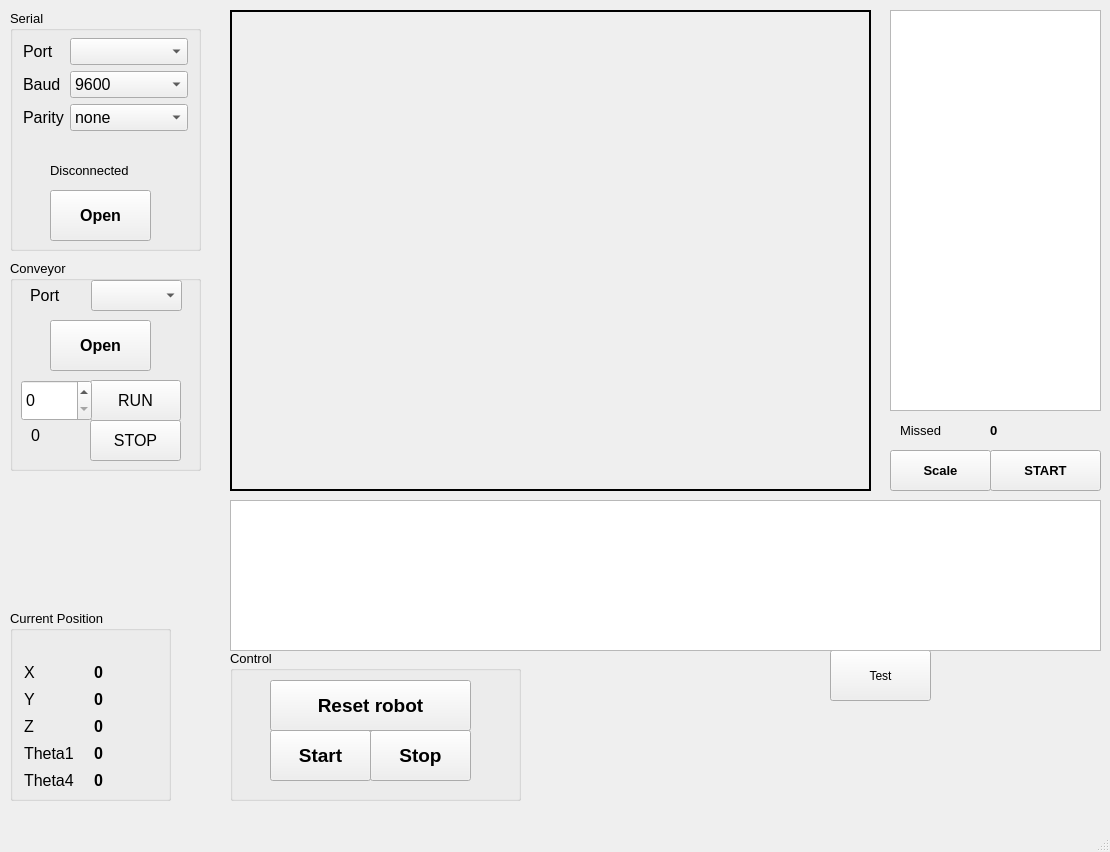
Qt form qt5gui1.ui (lamqui1025/GUI-control-parallel-SCARA-robot-in-dynamic-conveyor) before a commit.
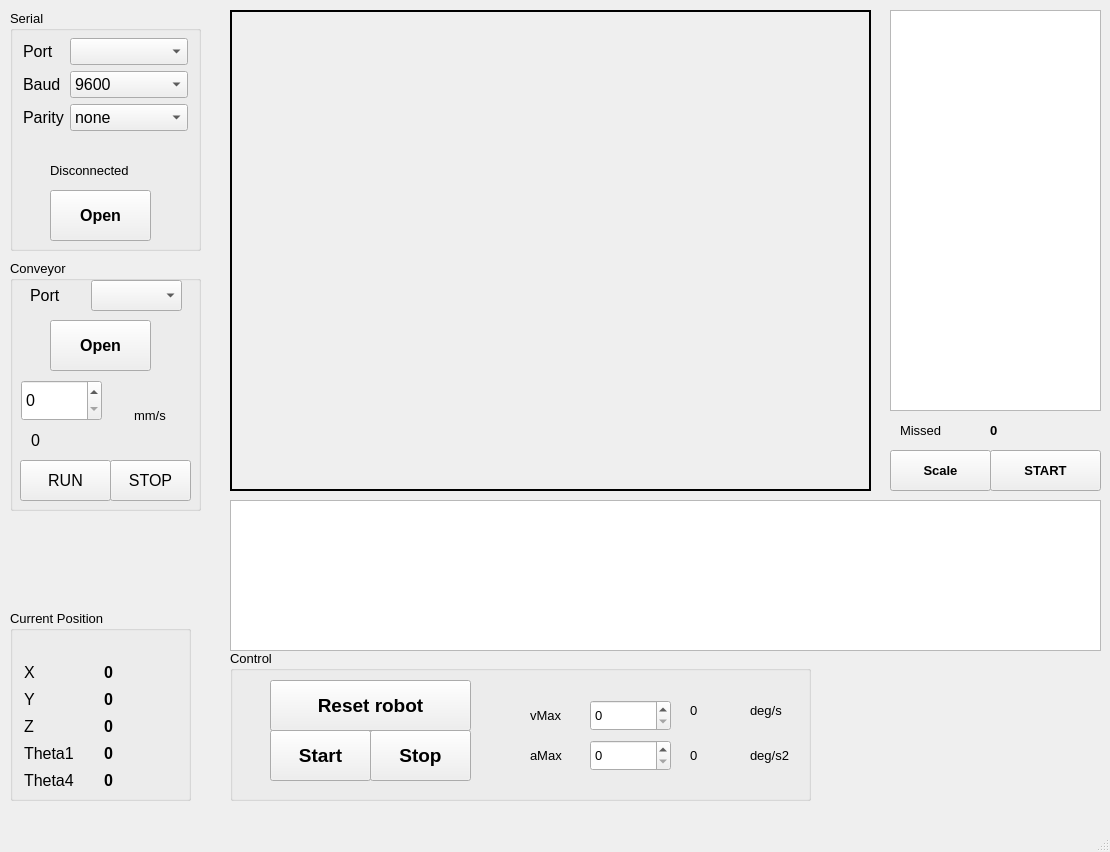
The same form after that commit.

Diff of the .ui file:
```diff
--- a/qt5gui1.ui
+++ b/qt5gui1.ui
@@ -217,7 +217,7 @@
      <rect>
       <x>10</x>
       <y>610</y>
-      <width>161</width>
+      <width>181</width>
       <height>191</height>
      </rect>
     </property>
@@ -288,7 +288,7 @@
       <rect>
        <x>14</x>
        <y>133</y>
-       <width>52</width>
+       <width>71</width>
        <height>21</height>
       </rect>
      </property>
@@ -306,7 +306,7 @@
       <rect>
        <x>14</x>
        <y>160</y>
-       <width>52</width>
+       <width>71</width>
        <height>21</height>
       </rect>
      </property>
@@ -322,7 +322,7 @@
     <widget class="QLabel" name="lb_vX">
      <property name="geometry">
       <rect>
-       <x>84</x>
+       <x>94</x>
        <y>52</y>
        <width>71</width>
        <height>21</height>
@@ -342,7 +342,7 @@
     <widget class="QLabel" name="lb_vY">
      <property name="geometry">
       <rect>
-       <x>84</x>
+       <x>94</x>
        <y>79</y>
        <width>71</width>
        <height>21</height>
@@ -362,7 +362,7 @@
     <widget class="QLabel" name="lb_vZ">
      <property name="geometry">
       <rect>
-       <x>84</x>
+       <x>94</x>
        <y>106</y>
        <width>71</width>
        <height>21</height>
@@ -382,7 +382,7 @@
     <widget class="QLabel" name="lb_vtheta1">
      <property name="geometry">
       <rect>
-       <x>84</x>
+       <x>94</x>
        <y>133</y>
        <width>71</width>
        <height>21</height>
@@ -402,7 +402,7 @@
     <widget class="QLabel" name="lb_vtheta4">
      <property name="geometry">
       <rect>
-       <x>84</x>
+       <x>94</x>
        <y>160</y>
        <width>71</width>
        <height>21</height>
@@ -425,7 +425,7 @@
      <rect>
       <x>230</x>
       <y>650</y>
-      <width>291</width>
+      <width>581</width>
       <height>151</height>
      </rect>
     </property>
@@ -497,6 +497,104 @@
       <string>Reset robot</string>
      </property>
     </widget>
+    <widget class="QLabel" name="lb_vmax">
+     <property name="geometry">
+      <rect>
+       <x>460</x>
+       <y>50</y>
+       <width>61</width>
+       <height>21</height>
+      </rect>
+     </property>
+     <property name="text">
+      <string>0</string>
+     </property>
+    </widget>
+    <widget class="QLabel" name="lb_amax">
+     <property name="geometry">
+      <rect>
+       <x>460</x>
+       <y>95</y>
+       <width>61</width>
+       <height>21</height>
+      </rect>
+     </property>
+     <property name="text">
+      <string>0</string>
+     </property>
+    </widget>
+    <widget class="QSpinBox" name="spinBox_vmax">
+     <property name="geometry">
+      <rect>
+       <x>360</x>
+       <y>50</y>
+       <width>81</width>
+       <height>31</height>
+      </rect>
+     </property>
+    </widget>
+    <widget class="QSpinBox" name="spinBox_amax">
+     <property name="geometry">
+      <rect>
+       <x>360</x>
+       <y>90</y>
+       <width>81</width>
+       <height>31</height>
+      </rect>
+     </property>
+    </widget>
+    <widget class="QLabel" name="label">
+     <property name="geometry">
+      <rect>
+       <x>300</x>
+       <y>50</y>
+       <width>51</width>
+       <height>31</height>
+      </rect>
+     </property>
+     <property name="text">
+      <string>vMax</string>
+     </property>
+    </widget>
+    <widget class="QLabel" name="label_4">
+     <property name="geometry">
+      <rect>
+       <x>300</x>
+       <y>90</y>
+       <width>51</width>
+       <height>31</height>
+      </rect>
+     </property>
+     <property name="text">
+      <string>aMax</string>
+     </property>
+    </widget>
+    <widget class="QLabel" name="label_5">
+     <property name="geometry">
+      <rect>
+       <x>520</x>
+       <y>50</y>
+       <width>55</width>
+       <height>21</height>
+      </rect>
+     </property>
+     <property name="text">
+      <string>deg/s</string>
+     </property>
+    </widget>
+    <widget class="QLabel" name="label_6">
+     <property name="geometry">
+      <rect>
+       <x>520</x>
+       <y>95</y>
+       <width>55</width>
+       <height>21</height>
+      </rect>
+     </property>
+     <property name="text">
+      <string>deg/s2</string>
+     </property>
+    </widget>
    </widget>
    <widget class="QGroupBox" name="groupBox_4">
     <property name="geometry">
@@ -504,7 +602,7 @@
       <x>10</x>
       <y>260</y>
       <width>191</width>
-      <height>211</height>
+      <height>251</height>
      </rect>
     </property>
     <property name="font">
@@ -577,8 +675,8 @@
     <widget class="QPushButton" name="btnRun_conveyor">
      <property name="geometry">
       <rect>
-       <x>80</x>
-       <y>120</y>
+       <x>10</x>
+       <y>200</y>
        <width>91</width>
        <height>41</height>
       </rect>
@@ -597,7 +695,7 @@
       <rect>
        <x>11</x>
        <y>120</y>
-       <width>71</width>
+       <width>81</width>
        <height>41</height>
       </rect>
      </property>
@@ -616,9 +714,9 @@
     <widget class="QPushButton" name="btnStop_conveyor">
      <property name="geometry">
       <rect>
-       <x>80</x>
-       <y>160</y>
-       <width>91</width>
+       <x>100</x>
+       <y>200</y>
+       <width>81</width>
        <height>41</height>
       </rect>
      </property>
@@ -635,9 +733,9 @@
      <property name="geometry">
       <rect>
        <x>21</x>
-       <y>160</y>
-       <width>51</width>
-       <height>31</height>
+       <y>170</y>
+       <width>71</width>
+       <height>21</height>
       </rect>
      </property>
      <property name="font">
@@ -649,19 +747,19 @@
       <string>0</string>
      </property>
     </widget>
-   </widget>
-   <widget class="QPushButton" name="btnTest_robot">
-    <property name="geometry">
-     <rect>
-      <x>830</x>
-      <y>650</y>
-      <width>101</width>
-      <height>51</height>
-     </rect>
-    </property>
-    <property name="text">
-     <string>Test</string>
-    </property>
+    <widget class="QLabel" name="label_7">
+     <property name="geometry">
+      <rect>
+       <x>124</x>
+       <y>130</y>
+       <width>51</width>
+       <height>51</height>
+      </rect>
+     </property>
+     <property name="text">
+      <string>mm/s</string>
+     </property>
+    </widget>
    </widget>
    <widget class="QPushButton" name="btnScaleCam">
     <property name="geometry">
```
Left out of the diff: 5 changed lines with no effect on the pictures.
